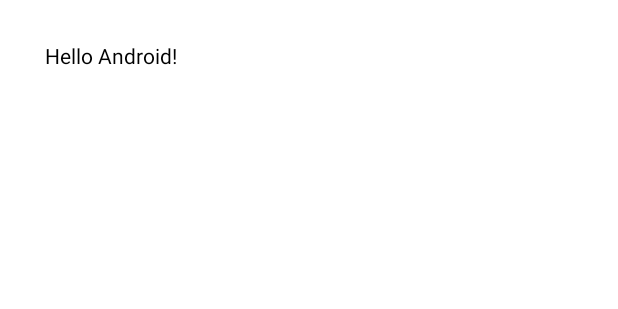
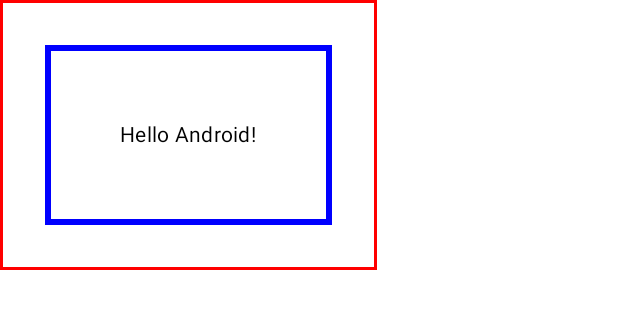
Before and after one commit to SanikaVanjari/Compose_Practice, an Android app built with Jetpack Compose: the @Preview function GreetingPreview, on a phone screen of 412 x 824 dp. Shown: the top 309 px of the screen. Run offline under Robolectric (Android 15) with nearby library versions, the phone set to English and light mode, and no system bars.

Commit message:
order of modifier

```diff
--- a/app/src/main/java/com/example/compose1/MainActivity.kt
+++ b/app/src/main/java/com/example/compose1/MainActivity.kt
@@ -4,16 +4,21 @@ import android.os.Bundle
 import androidx.activity.ComponentActivity
 import androidx.activity.compose.setContent
 import androidx.activity.enableEdgeToEdge
+import androidx.compose.foundation.border
 import androidx.compose.foundation.clickable
 import androidx.compose.foundation.layout.fillMaxSize
 import androidx.compose.foundation.layout.padding
 import androidx.compose.foundation.layout.size
+import androidx.compose.material3.MaterialTheme
 import androidx.compose.material3.Scaffold
 import androidx.compose.material3.Text
 import androidx.compose.runtime.Composable
 import androidx.compose.ui.Modifier
+import androidx.compose.ui.graphics.Color
+import androidx.compose.ui.text.TextStyle
 import androidx.compose.ui.tooling.preview.Preview
 import androidx.compose.ui.unit.dp
+import androidx.compose.ui.unit.sp
 import com.example.compose1.ui.theme.Compose1Theme
 
 class MainActivity : ComponentActivity() {
@@ -33,9 +38,11 @@ fun Greeting(name: String) {
     Text(
         text = "Hello $name!",
         modifier = Modifier
-            .size(200.dp)
-            .clickable(onClick = {})
+            .border(2.dp, color = Color.Red)
             .padding(30.dp)
+            .border(4.dp, color = Color.Blue)
+            .padding(50.dp),
+        style = MaterialTheme.typography.bodyMedium
     )
 }
 
```
